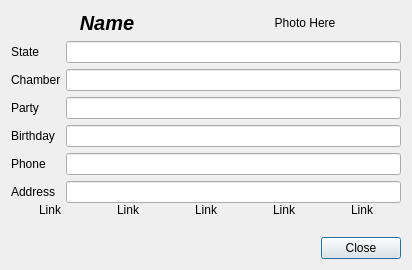
Before: the Qt Designer form ui_detaildialog.ui in timcking/OpenCongress, drawn with Qt 5.
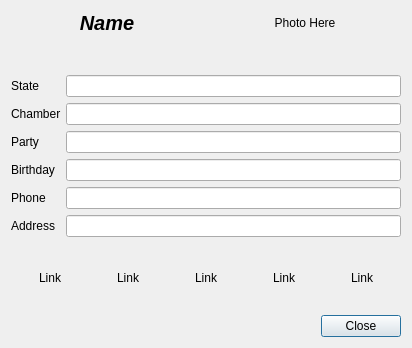
After: the same form once the commit is applied. Icons and pictures are not drawn.

The edit to the form file:
```diff
--- a/ui_detaildialog.ui
+++ b/ui_detaildialog.ui
@@ -7,7 +7,7 @@
     <x>0</x>
     <y>0</y>
     <width>412</width>
-    <height>244</height>
+    <height>348</height>
    </rect>
   </property>
   <property name="windowTitle">
@@ -241,7 +241,7 @@
        <property name="sizeHint" stdset="0">
         <size>
          <width>20</width>
-         <height>20</height>
+         <height>30</height>
         </size>
        </property>
       </spacer>
```
